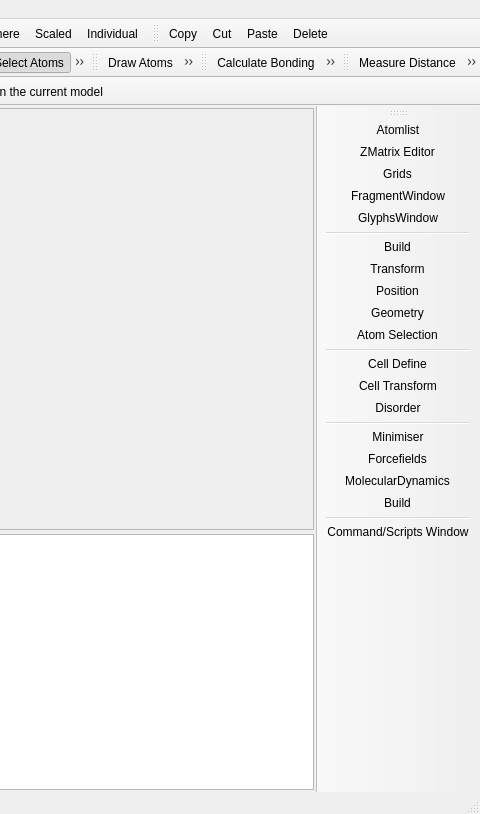
This is trunk/src/gui/mainwindow.ui in trisyoungs/aten as Qt 5 draws it before an edit; both pictures show x 551 to 1031 and y 0 to 814 of the 1031 by 814 pixel window. The edited form follows.
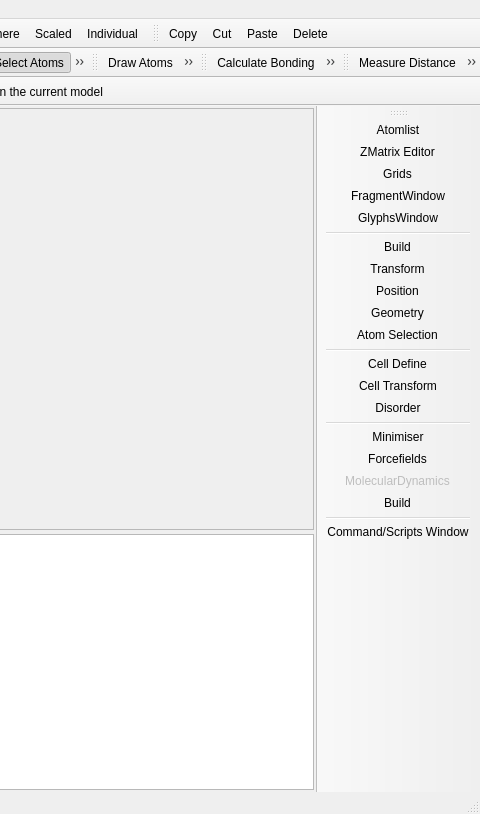
This is the edited form. Icons and pictures are not drawn. Custom widgets are drawn as their Qt base class.

What changed in the file:
```diff
--- a/trunk/src/gui/mainwindow.ui
+++ b/trunk/src/gui/mainwindow.ui
@@ -2344,6 +2344,9 @@
    <property name="checkable">
     <bool>true</bool>
    </property>
+   <property name="enabled">
+    <bool>false</bool>
+   </property>
    <property name="icon">
     <iconset resource="icons.qrc">
      <normaloff>:/stackicons/icons/stack_md.svg</normaloff>:/stackicons/icons/stack_md.svg</iconset>
```
Left out of the diff: 2 changed lines with no effect on the pictures.
